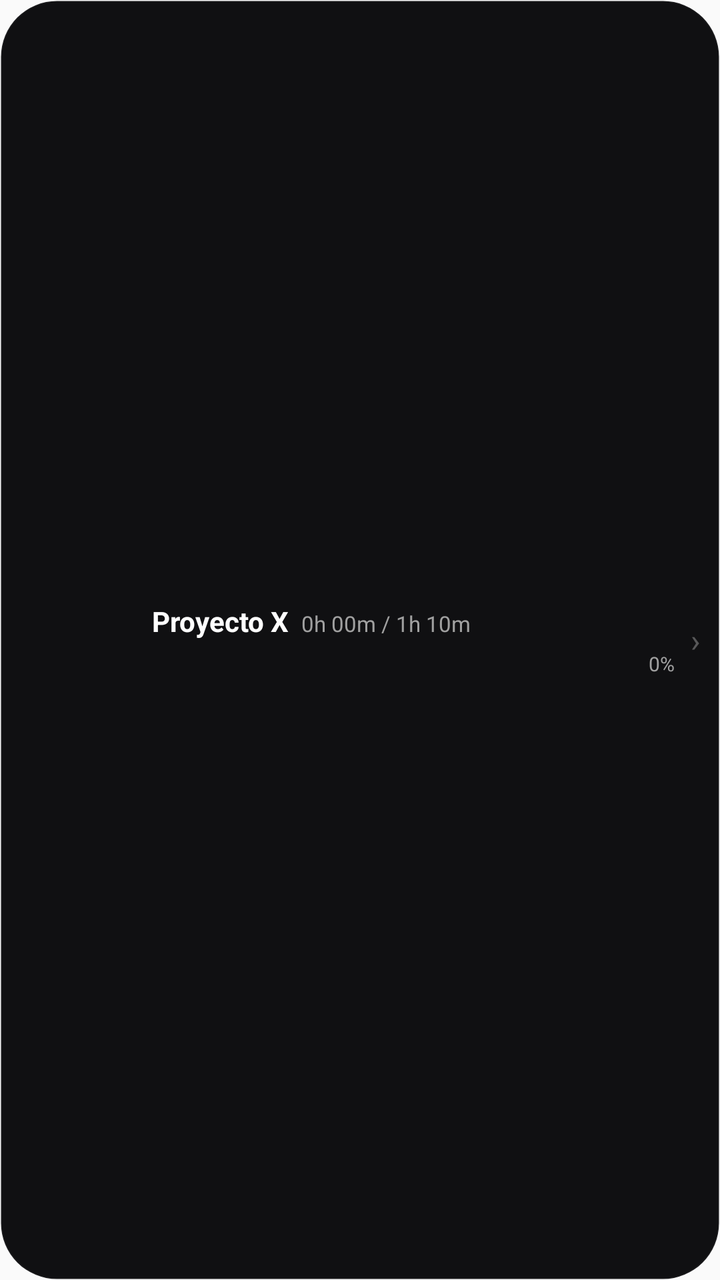
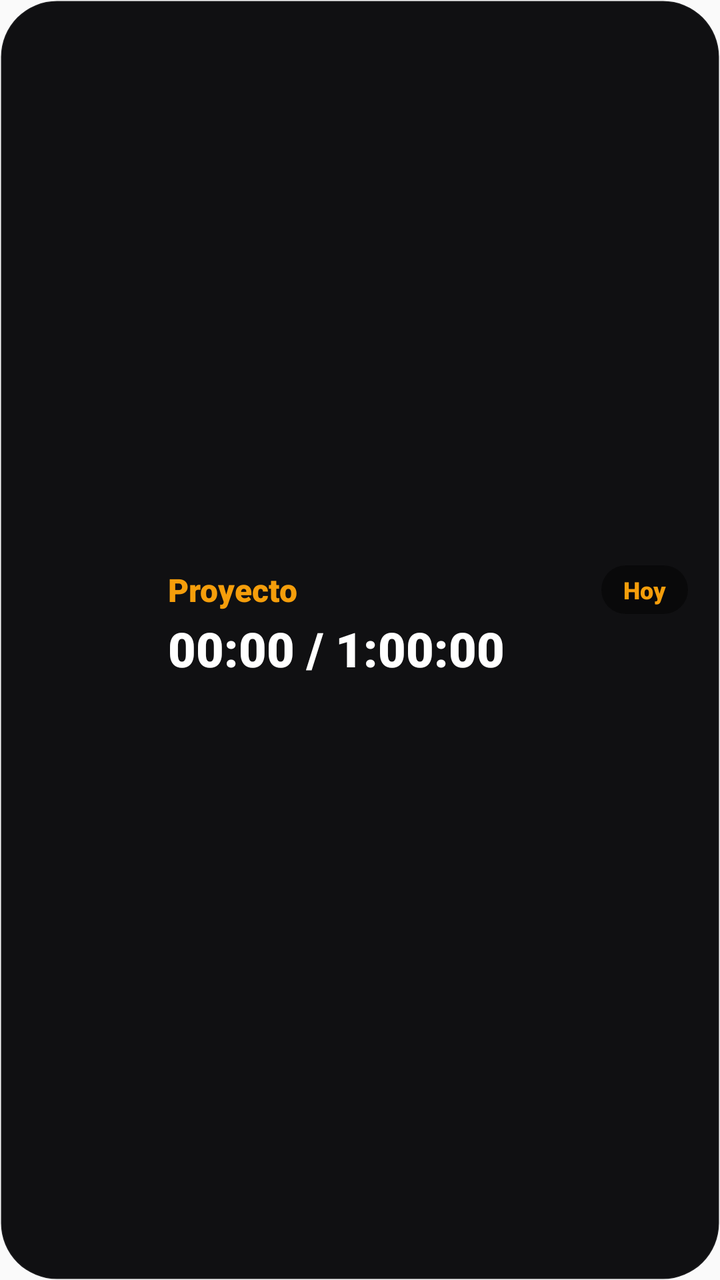

Before-and-after screenshots of an Android layout around one commit, followed by the original layout XML and the change that was made.
<!-- AndroidManifest.xml: application theme AppTheme -->
<!-- res/layout/widget_project_progress.xml -->
<?xml version="1.0" encoding="utf-8"?>
<FrameLayout xmlns:android="http://schemas.android.com/apk/res/android"
    android:layout_width="match_parent"
    android:layout_height="match_parent">

    
    <ImageView
        android:id="@+id/project_background_image"
        android:layout_width="match_parent"
        android:layout_height="match_parent"
        android:scaleType="fitXY"
        android:src="@drawable/widget_background" />

    
    <LinearLayout
        android:id="@+id/project_unconfigured_layout"
        android:layout_width="match_parent"
        android:layout_height="match_parent"
        android:gravity="center"
        android:orientation="vertical"
        android:padding="8dp"
        android:visibility="gone">

        <Button
            android:id="@+id/btn_select_project"
            android:layout_width="wrap_content"
            android:layout_height="wrap_content"
            android:text="Selecciona el proyecto"
            android:textColor="#FFFFFF"
            android:textSize="12sp"
            android:textStyle="bold"
            android:backgroundTint="#26FFFFFF"
            android:textAllCaps="false" />

    </LinearLayout>

    
    <RelativeLayout
        android:id="@+id/project_configured_layout"
        android:layout_width="match_parent"
        android:layout_height="match_parent"
        android:padding="10dp"
        android:visibility="visible">

        
        <ImageView
            android:id="@+id/project_glow_background"
            android:layout_width="match_parent"
            android:layout_height="match_parent"
            android:scaleType="fitXY" />

        <LinearLayout
            android:layout_width="match_parent"
            android:layout_height="match_parent"
            android:gravity="center_vertical"
            android:orientation="horizontal">

            
            <FrameLayout
                android:id="@+id/project_play_btn"
                android:layout_width="44dp"
                android:layout_height="44dp"
                android:layout_marginStart="12dp"
                android:layout_marginEnd="10dp"
                android:clickable="true"
                android:focusable="true">

                <ImageView
                    android:id="@+id/project_play_image"
                    android:layout_width="match_parent"
                    android:layout_height="match_parent"
                    android:scaleType="fitXY" />

            </FrameLayout>

            
            <LinearLayout
                android:layout_width="0dp"
                android:layout_height="wrap_content"
                android:layout_weight="1"
                android:orientation="vertical">

                
                <LinearLayout
                    android:layout_width="match_parent"
                    android:layout_height="wrap_content"
                    android:orientation="horizontal"
                    android:gravity="bottom">

                    <TextView
                        android:id="@+id/project_title"
                        android:layout_width="wrap_content"
                        android:layout_height="wrap_content"
                        android:textColor="#FFFFFF"
                        android:textSize="14sp"
                        android:textStyle="bold"
                        android:maxLines="1"
                        android:ellipsize="end"
                        android:text="Proyecto X"
                        android:layout_marginEnd="6dp" />

                    <TextView
                        android:id="@+id/project_time_fraction"
                        android:layout_width="wrap_content"
                        android:layout_height="wrap_content"
                        android:textColor="#A0A0A0"
                        android:textSize="11sp"
                        android:text="0h 00m / 1h 10m" />

                </LinearLayout>

                
                <LinearLayout
                    android:layout_width="match_parent"
                    android:layout_height="wrap_content"
                    android:orientation="horizontal"
                    android:gravity="center_vertical"
                    android:layout_marginTop="5dp">

                    <FrameLayout
                        android:layout_width="0dp"
                        android:layout_height="6dp"
                        android:layout_weight="1"
                        android:background="@android:color/transparent">

                        <ImageView
                            android:id="@+id/project_progress_bar_fill"
                            android:layout_width="match_parent"
                            android:layout_height="match_parent"
                            android:scaleType="fitXY" />

                    </FrameLayout>

                    <TextView
                        android:id="@+id/project_percentage_text"
                        android:layout_width="wrap_content"
                        android:layout_height="wrap_content"
                        android:textColor="#A0A0A0"
                        android:textSize="10sp"
                        android:layout_marginStart="8dp"
                        android:text="0%" />

                </LinearLayout>

            </LinearLayout>

            
            <TextView
                android:id="@+id/project_chevron"
                android:layout_width="wrap_content"
                android:layout_height="wrap_content"
                android:layout_marginStart="8dp"
                android:textColor="#4DFFFFFF"
                android:textSize="16sp"
                android:text="›" />

        </LinearLayout>

    </RelativeLayout>
</FrameLayout>
<!-- resources referenced by this layout -->
<resources>
  <!-- drawable widget_background (drawable) -->
  <?xml version="1.0" encoding="utf-8"?>
  <shape xmlns:android="http://schemas.android.com/apk/res/android"
      android:shape="rectangle">
      <solid android:color="#F0020204" />
      <corners android:radius="28dp" />
      <stroke
          android:width="1dp"
          android:color="#0DFFFFFF" />
  </shape>
  <style name="AppTheme" parent="Theme.AppCompat.Light.DarkActionBar">
          
          <item name="colorPrimary">@color/colorPrimary</item>
          <item name="colorPrimaryDark">@color/colorPrimaryDark</item>
          <item name="colorAccent">@color/colorAccent</item>
      </style>
</resources>

<!-- the commit's change to res/layout/widget_project_progress.xml (unified diff, before → after) -->
@@ -21,140 +21,118 @@
         android:padding="8dp"
         android:visibility="gone">
 
-        <Button
+        <TextView
             android:id="@+id/btn_select_project"
             android:layout_width="wrap_content"
             android:layout_height="wrap_content"
-            android:text="Selecciona el proyecto"
+            android:background="@drawable/widget_chip_dark"
+            android:fontFamily="sans-serif-medium"
+            android:paddingStart="18dp"
+            android:paddingTop="9dp"
+            android:paddingEnd="18dp"
+            android:paddingBottom="9dp"
+            android:text="Elegir proyecto"
             android:textColor="#FFFFFF"
-            android:textSize="12sp"
-            android:textStyle="bold"
-            android:backgroundTint="#26FFFFFF"
-            android:textAllCaps="false" />
+            android:textSize="13sp"
+            android:textStyle="bold" />
 
     </LinearLayout>
 
     
-    <RelativeLayout
+    <LinearLayout
         android:id="@+id/project_configured_layout"
         android:layout_width="match_parent"
         android:layout_height="match_parent"
-        android:padding="10dp"
+        android:gravity="center_vertical"
+        android:orientation="horizontal"
+        android:paddingStart="14dp"
+        android:paddingTop="12dp"
+        android:paddingEnd="16dp"
+        android:paddingBottom="12dp"
         android:visibility="visible">
 
-        
-        <ImageView
-            android:id="@+id/project_glow_background"
-            android:layout_width="match_parent"
-            android:layout_height="match_parent"
-            android:scaleType="fitXY" />
+        <FrameLayout
+            android:id="@+id/project_play_btn"
+            android:layout_width="56dp"
+            android:layout_height="56dp"
+            android:layout_marginEnd="14dp"
+            android:clickable="true"
+            android:focusable="true">
+
+            <ImageView
+                android:id="@+id/project_play_image"
+                android:layout_width="match_parent"
+                android:layout_height="match_parent"
+                android:scaleType="fitXY" />
+
+        </FrameLayout>
 
         <LinearLayout
-            android:layout_width="match_parent"
-            android:layout_height="match_parent"
-            android:gravity="center_vertical"
-            android:orientation="horizontal">
+            android:layout_width="0dp"
+            android:layout_height="wrap_content"
+            android:layout_weight="1"
+            android:orientation="vertical">
 
-            
+            <LinearLayout
+                android:layout_width="match_parent"
+                android:layout_height="wrap_content"
+                android:gravity="center_vertical"
+                android:orientation="horizontal">
+
+                <TextView
+                    android:id="@+id/project_title"
+                    android:layout_width="0dp"
+                    android:layout_height="wrap_content"
+                    android:layout_weight="1"
+                    android:ellipsize="end"
+                    android:fontFamily="sans-serif-black"
+                    android:maxLines="1"
+                    android:text="Proyecto"
+                    android:textColor="#F59E0B"
+                    android:textSize="16sp" />
+
+                <TextView
+                    android:id="@+id/project_range_pill"
+                    android:layout_width="wrap_content"
+                    android:layout_height="wrap_content"
+                    android:layout_marginStart="8dp"
+                    android:background="@drawable/widget_chip_dark"
+                    android:fontFamily="sans-serif-black"
+                    android:paddingStart="11dp"
+                    android:paddingTop="4dp"
+                    android:paddingEnd="11dp"
+                    android:paddingBottom="4dp"
+                    android:text="Hoy"
+                    android:textColor="#F59E0B"
+                    android:textSize="12sp" />
+
+            </LinearLayout>
+
+            <TextView
+                android:id="@+id/project_time_fraction"
+                android:layout_width="match_parent"
+                android:layout_height="wrap_content"
+                android:layout_marginTop="1dp"
+                android:fontFamily="sans-serif-black"
+                android:maxLines="1"
+                android:text="00:00 / 1:00:00"
+                android:textColor="#FFFFFF"
+                android:textSize="24sp" />
+
             <FrameLayout
-                android:id="@+id/project_play_btn"
-                android:layout_width="44dp"
-                android:layout_height="44dp"
-                android:layout_marginStart="12dp"
-                android:layout_marginEnd="10dp"
-                android:clickable="true"
-                android:focusable="true">
+                android:layout_width="match_parent"
+                android:layout_height="12dp"
+                android:layout_marginTop="5dp">
 
                 <ImageView
-                    android:id="@+id/project_play_image"
+                    android:id="@+id/project_progress_bar_fill"
                     android:layout_width="match_parent"
                     android:layout_height="match_parent"
                     android:scaleType="fitXY" />
 
             </FrameLayout>
 
-            
-            <LinearLayout
-                android:layout_width="0dp"
-                android:layout_height="wrap_content"
-                android:layout_weight="1"
-                android:orientation="vertical">
-
-                
-                <LinearLayout
-                    android:layout_width="match_parent"
-                    android:layout_height="wrap_content"
-                    android:orientation="horizontal"
-                    android:gravity="bottom">
-
-                    <TextView
-                        android:id="@+id/project_title"
-                        android:layout_width="wrap_content"
-                        android:layout_height="wrap_content"
-                        android:textColor="#FFFFFF"
-                        android:textSize="14sp"
-                        android:textStyle="bold"
-                        android:maxLines="1"
-                        android:ellipsize="end"
-                        android:text="Proyecto X"
-                        android:layout_marginEnd="6dp" />
-
-                    <TextView
-                        android:id="@+id/project_time_fraction"
-                        android:layout_width="wrap_content"
-                        android:layout_height="wrap_content"
-                        android:textColor="#A0A0A0"
-                        android:textSize="11sp"
-                        android:text="0h 00m / 1h 10m" />
-
-                </LinearLayout>
-
-                
-                <LinearLayout
-                    android:layout_width="match_parent"
-                    android:layout_height="wrap_content"
-                    android:orientation="horizontal"
-                    android:gravity="center_vertical"
-                    android:layout_marginTop="5dp">
-
-                    <FrameLayout
-                        android:layout_width="0dp"
-                        android:layout_height="6dp"
-                        android:layout_weight="1"
-                        android:background="@android:color/transparent">
-
-                        <ImageView
-                            android:id="@+id/project_progress_bar_fill"
-                            android:layout_width="match_parent"
-                            android:layout_height="match_parent"
-                            android:scaleType="fitXY" />
-
-                    </FrameLayout>
-
-                    <TextView
-                        android:id="@+id/project_percentage_text"
-                        android:layout_width="wrap_content"
-                        android:layout_height="wrap_content"
-                        android:textColor="#A0A0A0"
-                        android:textSize="10sp"
-                        android:layout_marginStart="8dp"
-                        android:text="0%" />
-
-                </LinearLayout>
-
-            </LinearLayout>
-
-            
-            <TextView
-                android:id="@+id/project_chevron"
-                android:layout_width="wrap_content"
-                android:layout_height="wrap_content"
-                android:layout_marginStart="8dp"
-                android:textColor="#4DFFFFFF"
-                android:textSize="16sp"
-                android:text="›" />
-
         </LinearLayout>
 
-    </RelativeLayout>
+    </LinearLayout>
 </FrameLayout>
<!-- resource entries referenced after the edit -->
@@ -10,6 +10,13 @@
           android:width="1dp"
           android:color="#0DFFFFFF" />
   </shape>
+  <!-- drawable widget_chip_dark (drawable) -->
+  <?xml version="1.0" encoding="utf-8"?>
+  <shape xmlns:android="http://schemas.android.com/apk/res/android"
+      android:shape="rectangle">
+      <solid android:color="#70000000" />
+      <corners android:radius="13dp" />
+  </shape>
   <style name="AppTheme" parent="Theme.AppCompat.Light.DarkActionBar">
           
           <item name="colorPrimary">@color/colorPrimary</item>
